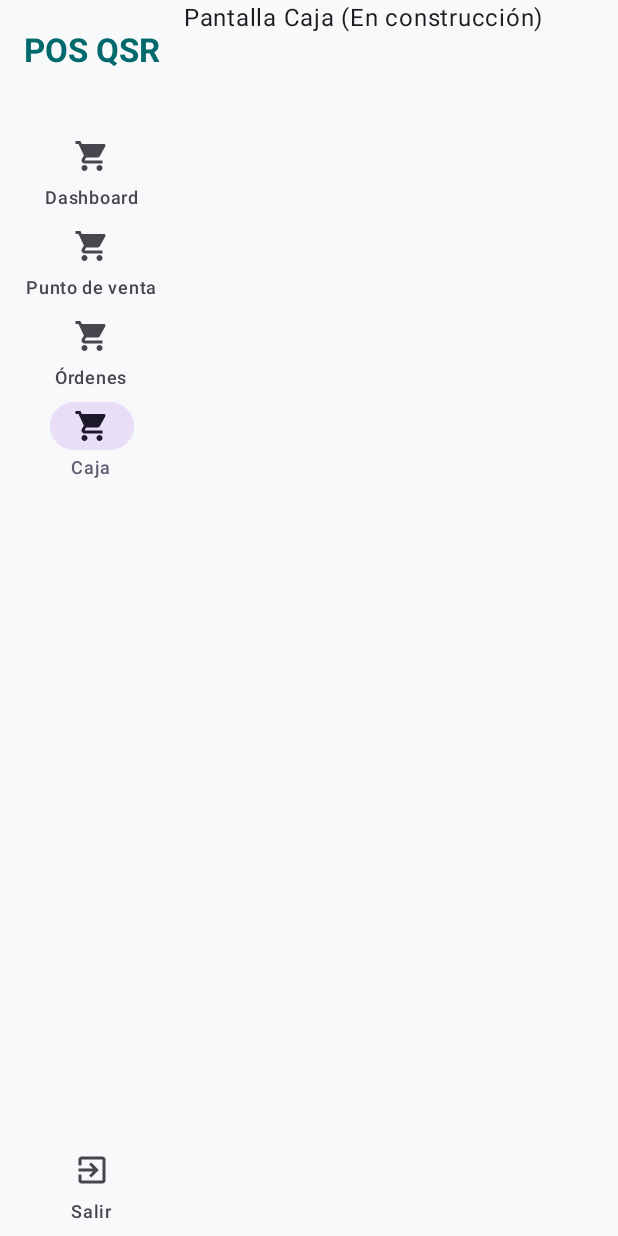
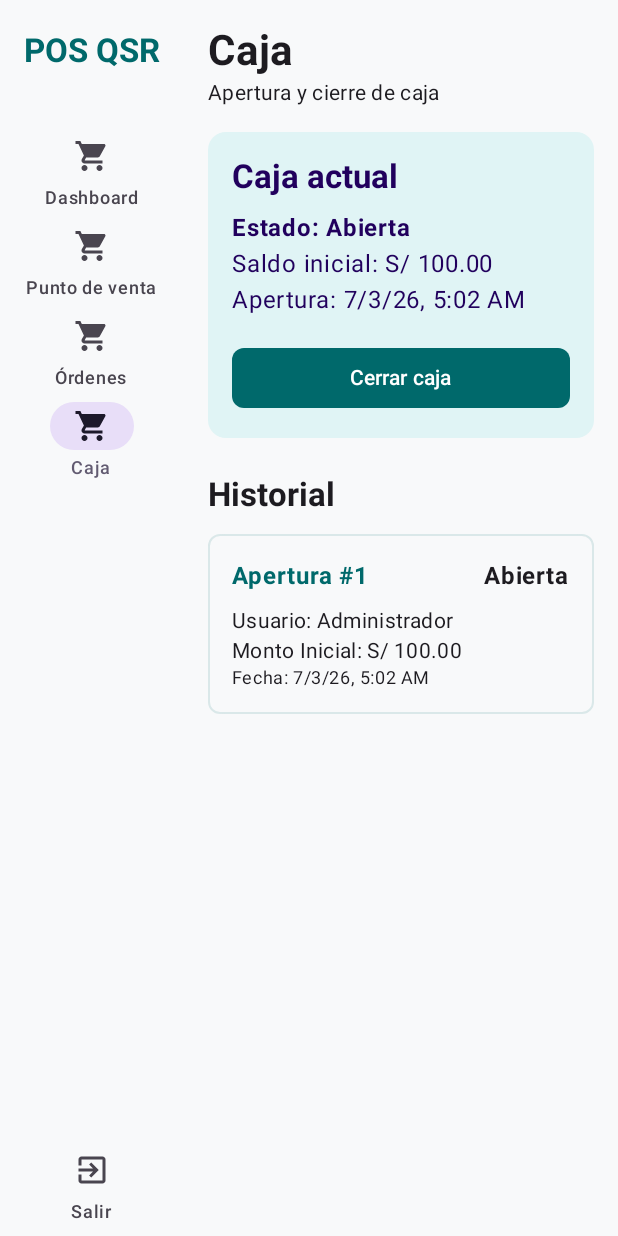
Before and after one commit to DashMaster12/Pos-Mobile, an Android app built with Jetpack Compose: the composable MainContent shown on its own in the app's theme, tab 4 chosen, on a phone screen of 412 x 824 dp. Run offline under Robolectric (Android 15) with nearby library versions, the phone set to English and light mode, and no system bars.

Commit message:
vistas de caja, dashboard, ordenes y POS añadidas y corregidas

```diff
--- /dev/null
+++ b/shared/src/commonMain/kotlin/pe/edu/upeu/presentation/CajaContent.kt
@@ -0,0 +1,65 @@
+package pe.edu.upeu.presentation
+
+import androidx.compose.foundation.border
+import androidx.compose.foundation.layout.*
+import androidx.compose.foundation.lazy.LazyColumn
+import androidx.compose.foundation.shape.RoundedCornerShape
+import androidx.compose.material3.*
+import androidx.compose.runtime.Composable
+import androidx.compose.ui.Modifier
+import androidx.compose.ui.text.font.FontWeight
+import androidx.compose.ui.unit.dp
+
+@Composable
+fun CajaContent() {
+    Column(modifier = Modifier.fillMaxSize().padding(16.dp)) {
+        Text("Caja", style = MaterialTheme.typography.headlineMedium, fontWeight = FontWeight.Bold)
+        Text("Apertura y cierre de caja", style = MaterialTheme.typography.bodyMedium)
+
+        Spacer(modifier = Modifier.height(16.dp))
+
+        // Caja Actual ocupa todo el ancho arriba
+        Card(
+            shape = RoundedCornerShape(12.dp),
+            colors = CardDefaults.cardColors(containerColor = MaterialTheme.colorScheme.primaryContainer),
+            modifier = Modifier.fillMaxWidth()
+        ) {
+            Column(modifier = Modifier.padding(16.dp)) {
+                Text("Caja actual", style = MaterialTheme.typography.titleLarge, fontWeight = FontWeight.Bold)
+                Spacer(modifier = Modifier.height(8.dp))
+                Text("Estado: Abierta", fontWeight = FontWeight.Bold)
+                Text("Saldo inicial: S/ 100.00")
+                Text("Apertura: 7/3/26, 5:02 AM")
+                Spacer(modifier = Modifier.height(16.dp))
+                Button(onClick = { }, modifier = Modifier.fillMaxWidth(), shape = RoundedCornerShape(8.dp)) {
+                    Text("Cerrar caja")
+                }
+            }
+        }
+
+        Spacer(modifier = Modifier.height(24.dp))
+        Text("Historial", style = MaterialTheme.typography.titleLarge, fontWeight = FontWeight.Bold)
+        Spacer(modifier = Modifier.height(12.dp))
+
+        // Lista de Historial debajo
+        LazyColumn(verticalArrangement = Arrangement.spacedBy(12.dp)) {
+            items(1) {
+                Card(
+                    modifier = Modifier.fillMaxWidth().border(1.dp, MaterialTheme.colorScheme.primary.copy(alpha = 0.12f), RoundedCornerShape(8.dp)),
+                    colors = CardDefaults.cardColors(containerColor = MaterialTheme.colorScheme.surface)
+                ) {
+                    Column(modifier = Modifier.padding(16.dp)) {
+                        Row(modifier = Modifier.fillMaxWidth(), horizontalArrangement = Arrangement.SpaceBetween) {
+                            Text("Apertura #1", fontWeight = FontWeight.Bold, color = MaterialTheme.colorScheme.primary)
+                            Text("Abierta", fontWeight = FontWeight.Bold)
+                        }
+                        Spacer(modifier = Modifier.height(8.dp))
+                        Text("Usuario: Administrador", style = MaterialTheme.typography.bodyMedium)
+                        Text("Monto Inicial: S/ 100.00", style = MaterialTheme.typography.bodyMedium)
+                        Text("Fecha: 7/3/26, 5:02 AM", style = MaterialTheme.typography.bodySmall)
+                    }
+                }
+            }
+        }
+    }
+}
--- a/shared/src/commonMain/kotlin/pe/edu/upeu/presentation/MainContent.kt
+++ b/shared/src/commonMain/kotlin/pe/edu/upeu/presentation/MainContent.kt
@@ -56,8 +56,10 @@ fun MainContent(onLogout: () -> Unit) {
             color = MaterialTheme.colorScheme.background
         ) {
             when (currentRoute) {
+                is PosRoute.Dashboard -> DashboardContent()
                 is PosRoute.POS -> PosContent()
-                else -> Box(Modifier.fillMaxSize()) { Text("Pantalla ${currentRoute.title} (En construcción)") }
+                is PosRoute.Ordenes -> OrdenesContent()
+                is PosRoute.Caja -> CajaContent()
             }
         }
     }
--- a/shared/src/commonMain/kotlin/pe/edu/upeu/presentation/PosContent.kt
+++ b/shared/src/commonMain/kotlin/pe/edu/upeu/presentation/PosContent.kt
@@ -1,21 +1,44 @@
 package pe.edu.upeu.presentation
 
+import androidx.compose.animation.AnimatedVisibility
+import androidx.compose.animation.slideInHorizontally
+import androidx.compose.animation.slideOutHorizontally
+import androidx.compose.foundation.background
 import androidx.compose.foundation.border
 import androidx.compose.foundation.layout.*
 import androidx.compose.foundation.lazy.grid.*
 import androidx.compose.foundation.shape.RoundedCornerShape
+import androidx.compose.material.icons.Icons
+import androidx.compose.material.icons.filled.ShoppingCart
 import androidx.compose.material3.*
-import androidx.compose.runtime.Composable
+import androidx.compose.runtime.*
+import androidx.compose.ui.Alignment
 import androidx.compose.ui.Modifier
+import androidx.compose.ui.graphics.Color
 import androidx.compose.ui.text.font.FontWeight
 import androidx.compose.ui.unit.dp
 
 @OptIn(ExperimentalMaterial3Api::class)
 @Composable
 fun PosContent() {
-    Row(modifier = Modifier.fillMaxSize().padding(16.dp)) {
-        // Lado Izquierdo: Catálogo (70%)
-        Column(modifier = Modifier.weight(0.7f).padding(end = 16.dp)) {
+    var isCartVisible by remember { mutableStateOf(false) }
+
+    Scaffold(
+        floatingActionButton = {
+            if (!isCartVisible) {
+                ExtendedFloatingActionButton(
+                    onClick = { isCartVisible = true },
+                    icon = { Icon(Icons.Default.ShoppingCart, contentDescription = "Carrito") },
+                    text = { Text("Ver Carrito") },
+                    containerColor = MaterialTheme.colorScheme.primary,
+                    contentColor = MaterialTheme.colorScheme.onPrimary
+                )
+            }
+        }
+    ) { paddingValues ->
+        Box(modifier = Modifier.fillMaxSize().padding(paddingValues)) {
+            // FONDO: Catálogo de Productos
+            Column(modifier = Modifier.fillMaxSize().padding(16.dp)) {
                 Text("Punto de venta", style = MaterialTheme.typography.headlineMedium, fontWeight = FontWeight.Bold)
                 Text("Registrar ventas rápidas", style = MaterialTheme.typography.bodyMedium)
 
@@ -29,7 +52,7 @@ fun PosContent() {
                 Spacer(modifier = Modifier.height(16.dp))
 
                 LazyVerticalGrid(
-                columns = GridCells.Adaptive(minSize = 160.dp),
+                    columns = GridCells.Adaptive(minSize = 140.dp),
                     horizontalArrangement = Arrangement.spacedBy(16.dp),
                     verticalArrangement = Arrangement.spacedBy(16.dp)
                 ) {
@@ -37,11 +60,17 @@ fun PosContent() {
                         Card(
                             shape = RoundedCornerShape(8.dp),
                             colors = CardDefaults.cardColors(containerColor = MaterialTheme.colorScheme.surface),
-                        // Borde de 1px con opacidad (replicando tu CSS: color-mix 12%)
                             modifier = Modifier.border(1.dp, MaterialTheme.colorScheme.primary.copy(alpha = 0.12f), RoundedCornerShape(8.dp))
                         ) {
                             Column(modifier = Modifier.padding(12.dp)) {
-                            Box(modifier = Modifier.height(80.dp).fillMaxWidth()) // Placeholder imagen
+                                // Placeholder simple sin emojis
+                                Box(
+                                    modifier = Modifier
+                                        .fillMaxWidth()
+                                        .height(100.dp)
+                                        .background(Color.LightGray.copy(alpha = 0.3f), RoundedCornerShape(8.dp))
+                                )
+                                Spacer(modifier = Modifier.height(12.dp))
                                 Text("Hamburguesa Clásica", fontWeight = FontWeight.Bold)
                                 Spacer(modifier = Modifier.height(8.dp))
                                 Text("S/ 15.00", color = MaterialTheme.colorScheme.primary, fontWeight = FontWeight.Bold)
@@ -51,29 +80,55 @@ fun PosContent() {
                 }
             }
 
-        // Lado Derecho: Carrito (30%)
+            // OVERLAY: Panel del Carrito superpuesto
+            AnimatedVisibility(
+                visible = isCartVisible,
+                enter = slideInHorizontally(initialOffsetX = { -it }),
+                exit = slideOutHorizontally(targetOffsetX = { -it }),
+                modifier = Modifier.align(Alignment.CenterStart)
+            ) {
                 Card(
-            shape = RoundedCornerShape(12.dp),
+                    shape = RoundedCornerShape(0.dp, 16.dp, 16.dp, 0.dp),
                     colors = CardDefaults.cardColors(containerColor = MaterialTheme.colorScheme.surface),
-            modifier = Modifier.weight(0.3f).fillMaxHeight().border(1.dp, MaterialTheme.colorScheme.primary.copy(alpha = 0.12f), RoundedCornerShape(12.dp))
+                    modifier = Modifier
+                        .fillMaxHeight()
+                        .width(280.dp)
+                        .border(1.dp, MaterialTheme.colorScheme.primary.copy(alpha = 0.2f), RoundedCornerShape(0.dp, 16.dp, 16.dp, 0.dp))
                 ) {
                     Column(modifier = Modifier.padding(16.dp)) {
+                        Row(modifier = Modifier.fillMaxWidth(), horizontalArrangement = Arrangement.SpaceBetween, verticalAlignment = Alignment.CenterVertically) {
                             Text("Carrito", fontWeight = FontWeight.Bold, style = MaterialTheme.typography.titleLarge)
+                            IconButton(onClick = { isCartVisible = false }) { Text("X", fontWeight = FontWeight.Bold) }
+                        }
+                        Spacer(modifier = Modifier.height(16.dp))
+
+                        // Item en el carrito con placeholder
+                        Card(
+                            colors = CardDefaults.cardColors(containerColor = MaterialTheme.colorScheme.primaryContainer),
+                            modifier = Modifier.fillMaxWidth()
+                        ) {
+                            Row(modifier = Modifier.padding(12.dp), verticalAlignment = Alignment.CenterVertically) {
+                                Box(modifier = Modifier.size(40.dp).background(Color.Gray.copy(alpha = 0.3f), RoundedCornerShape(8.dp)))
+                                Spacer(modifier = Modifier.width(12.dp))
+                                Column {
+                                    Text("Hamburguesa", fontWeight = FontWeight.Bold)
+                                    Text("S/ 15.00", color = MaterialTheme.colorScheme.primary)
+                                }
+                            }
+                        }
+
                         Spacer(modifier = Modifier.weight(1f))
-
                         Row(modifier = Modifier.fillMaxWidth(), horizontalArrangement = Arrangement.SpaceBetween) {
                             Text("Total", fontWeight = FontWeight.Bold)
-                    Text("S/ 0.00", fontWeight = FontWeight.Bold, color = MaterialTheme.colorScheme.primary)
+                            Text("S/ 15.00", fontWeight = FontWeight.Bold, color = MaterialTheme.colorScheme.primary)
                         }
                         Spacer(modifier = Modifier.height(16.dp))
-                Button(
-                    onClick = { /* Acción futura */ },
-                    modifier = Modifier.fillMaxWidth().height(56.dp),
-                    shape = RoundedCornerShape(8.dp)
-                ) {
+                        Button(onClick = { }, modifier = Modifier.fillMaxWidth().height(56.dp), shape = RoundedCornerShape(8.dp)) {
                             Text("Confirmar venta")
                         }
                     }
                 }
             }
         }
+    }
+}
```
Also changed, not shown: shared/src/commonMain/kotlin/pe/edu/upeu/presentation/DashboardContent.kt (added, +88 -0 lines), shared/src/commonMain/kotlin/pe/edu/upeu/presentation/OrdenesContent.kt (added, +52 -0 lines). Lines whose indentation alone changed are shown as unchanged.
